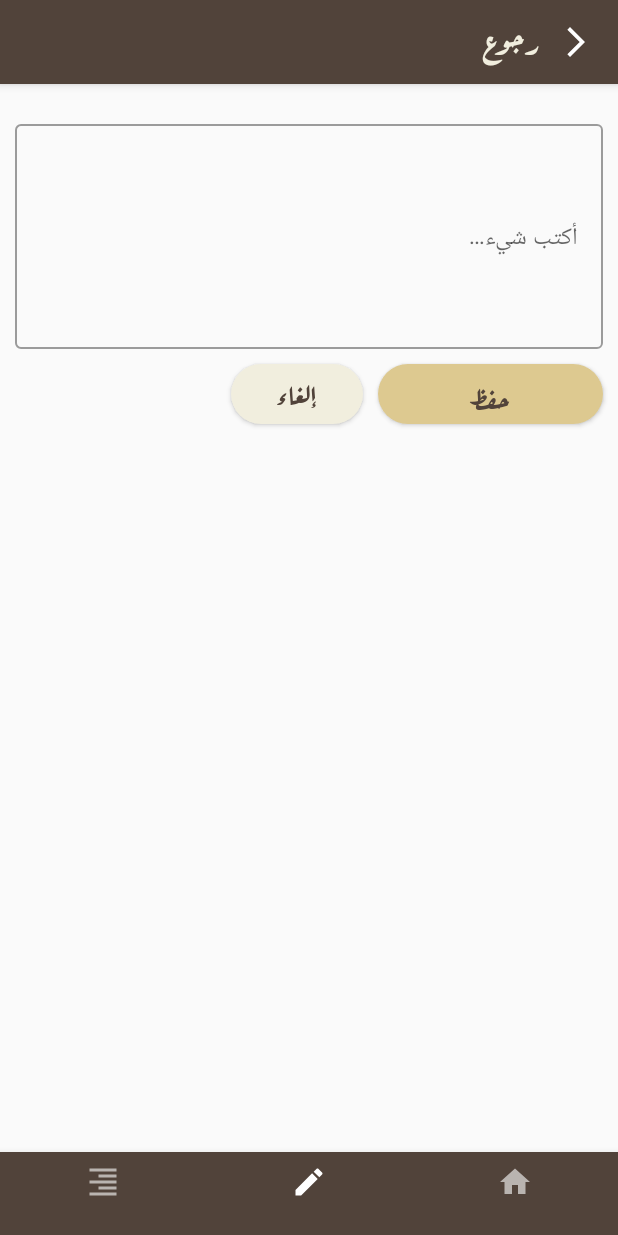
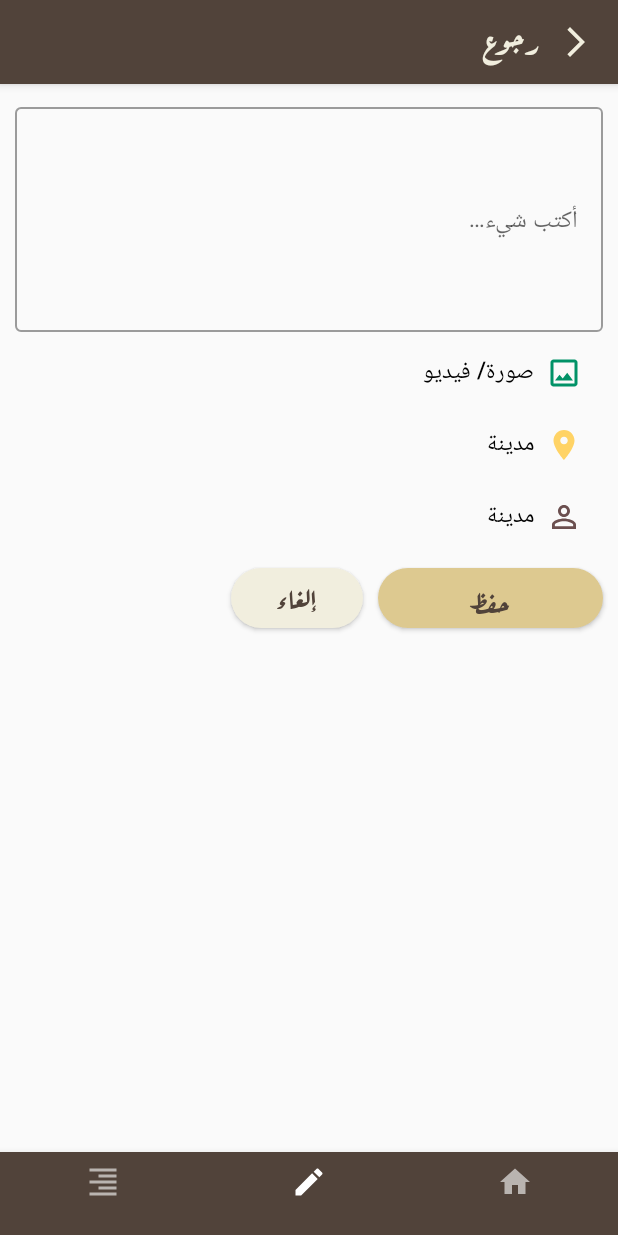
Before and after one commit to kchaou-fakhri/maddina, an Android app: the screen it shows after launch once a user with an empty profile is signed in (HomeActivity), item 2 of the bottom bar chosen, on a phone screen of 412 x 824 dp. Run offline under Robolectric (Android 15) with nearby library versions, the phone set to English and light mode, and no system bars; our stand-ins replace Firebase (no records; nobody signed in at launch, a user with empty details on screens opened directly).

Commit message:
add model to insert images to post and overide back pressed button

```diff
--- a/app/build.gradle
+++ b/app/build.gradle
@@ -44,6 +44,8 @@ dependencies {
     implementation 'androidx.legacy:legacy-support-v4:1.0.0'
     implementation 'com.google.firebase:firebase-database-ktx:20.0.3'
     implementation 'com.google.firebase:firebase-auth-ktx:21.0.1'
+    implementation 'com.google.firebase:firebase-storage:19.1.1'
+    implementation 'com.google.firebase:firebase-storage-ktx:20.0.1'
     testImplementation 'junit:junit:4.13.2'
     androidTestImplementation 'androidx.test.ext:junit:1.1.3'
     androidTestImplementation 'androidx.test.espresso:espresso-core:3.4.0'
--- a/app/src/main/java/fakhri/kchaou/maddina/model/entity/Post.kt
+++ b/app/src/main/java/fakhri/kchaou/maddina/model/entity/Post.kt
@@ -1,4 +1,4 @@
 package fakhri.kchaou.maddina.model.entity
 
-data class Post( val userId : String, var text : String) {
+data class Post( val userId : String, var text : String, var media_url: String? = null) {
 }
--- a/app/src/main/java/fakhri/kchaou/maddina/view/auth/LoginFragment.kt
+++ b/app/src/main/java/fakhri/kchaou/maddina/view/auth/LoginFragment.kt
@@ -45,6 +45,8 @@ class LoginFragment : Fragment() {
 
 
             if(validEmail(email) == null && validPassword(password) == null){
+                binding.labelEmail.helperText = validEmail(email)
+                binding.labelPassword.helperText = validPassword(password)
                 var dialogView = LayoutInflater.from(requireContext()).inflate(R.layout.loading_alert, null)
                 val builder    = AlertDialog.Builder(requireContext())
                     .setView(dialogView)
--- /dev/null
+++ b/app/src/main/res/drawable/ic_person.xml
@@ -0,0 +1,10 @@
+<vector xmlns:android="http://schemas.android.com/apk/res/android"
+    android:width="24dp"
+    android:height="24dp"
+    android:viewportWidth="24"
+    android:viewportHeight="24"
+    android:tint="?attr/colorControlNormal">
+  <path
+      android:fillColor="@android:color/white"
+      android:pathData="M12,5.9c1.16,0 2.1,0.94 2.1,2.1s-0.94,2.1 -2.1,2.1S9.9,9.16 9.9,8s0.94,-2.1 2.1,-2.1m0,9c2.97,0 6.1,1.46 6.1,2.1v1.1L5.9,18.1L5.9,17c0,-0.64 3.13,-2.1 6.1,-2.1M12,4C9.79,4 8,5.79 8,8s1.79,4 4,4 4,-1.79 4,-4 -1.79,-4 -4,-4zM12,13c-2.67,0 -8,1.34 -8,4v3h16v-3c0,-2.66 -5.33,-4 -8,-4z"/>
+</vector>
--- /dev/null
+++ b/app/src/main/res/drawable/ic_photo.xml
@@ -0,0 +1,10 @@
+<vector xmlns:android="http://schemas.android.com/apk/res/android"
+    android:width="24dp"
+    android:height="24dp"
+    android:viewportWidth="24"
+    android:viewportHeight="24"
+    android:tint="?attr/colorControlNormal">
+  <path
+      android:fillColor="@android:color/white"
+      android:pathData="M19,5v14L5,19L5,5h14m0,-2L5,3c-1.1,0 -2,0.9 -2,2v14c0,1.1 0.9,2 2,2h14c1.1,0 2,-0.9 2,-2L21,5c0,-1.1 -0.9,-2 -2,-2zM14.14,11.86l-3,3.87L9,13.14 6,17h12l-3.86,-5.14z"/>
+</vector>
--- a/app/src/main/res/layout/fragment_create_post.xml
+++ b/app/src/main/res/layout/fragment_create_post.xml
@@ -36,10 +36,11 @@
                 android:layout_width="110dp"
                 android:layout_height="wrap_content"
                 android:fontFamily="@font/arefruqaa"
-                android:text="رجوع"
+                android:text="@string/back"
                 android:textColor="@color/yellow_color"
-                android:textSize="20dp"
+                android:textSize="20sp"
                 app:icon="@drawable/ic_forward"
+                app:iconTint="@color/yellow_color"
                 app:iconGravity="end"
                 app:layout_constraintBottom_toBottomOf="parent"
                 app:layout_constraintEnd_toEndOf="@+id/toolbar"
@@ -59,42 +60,42 @@
         android:layout_width="match_parent"
         android:layout_height="wrap_content"
         android:layout_margin="10dp"
+        android:layout_marginTop="32dp"
+        android:hint="@string/write_samthing"
         app:helperText=""
         app:helperTextTextColor="@color/error_color"
-        android:layout_marginTop="32dp"
-        android:hint="أكتب شيء…"
         app:layout_constraintBottom_toBottomOf="parent"
         app:layout_constraintEnd_toEndOf="parent"
-        app:layout_constraintHorizontal_bias="0.0"
+        app:layout_constraintHorizontal_bias="1.0"
         app:layout_constraintStart_toStartOf="parent"
         app:layout_constraintTop_toBottomOf="@+id/appBarLayout2"
-        app:layout_constraintVertical_bias="0.181">
+        app:layout_constraintVertical_bias="0.0">
 
         <com.google.android.material.textfield.TextInputEditText
             android:id="@+id/post_text"
             android:layout_width="match_parent"
             android:layout_height="150dp" />
 
+
     </com.google.android.material.textfield.TextInputLayout>
 
     <Button
-        android:layout_margin="10dp"
         android:id="@+id/btn_create"
         android:layout_width="150dp"
         android:layout_height="40dp"
-        android:layout_marginStart="2dp"
-        android:layout_marginTop="8dp"
+        android:layout_margin="10dp"
 
+        android:layout_marginEnd="8dp"
         android:background="@drawable/shape_bkg"
         android:fontFamily="@font/arefruqaa"
-        android:text="حفظ"
+        android:text="@string/save"
         android:textColor="@color/primary_color"
-        android:textSize="18dp"
 
+        android:textSize="18sp"
         app:layout_constraintBottom_toBottomOf="parent"
         app:layout_constraintEnd_toEndOf="parent"
-        app:layout_constraintTop_toBottomOf="@+id/post_text_label"
-        app:layout_constraintVertical_bias="0.075" />
+        app:layout_constraintTop_toBottomOf="@+id/add_persone"
+        app:layout_constraintVertical_bias="0.0" />
 
     <Button
         android:id="@+id/cancel"
@@ -104,10 +105,10 @@
         android:background="@drawable/shape_bkg"
         android:backgroundTint="@color/yellow_color"
         android:fontFamily="@font/arefruqaa"
-        android:text="إلغاء"
+        android:text="@string/cancel"
         android:textColor="@color/primary_color"
 
-        android:textSize="18dp"
+        android:textSize="18sp"
         app:layout_constraintBottom_toBottomOf="@+id/btn_create"
         app:layout_constraintEnd_toStartOf="@+id/btn_create"
         app:layout_constraintHorizontal_bias="1.0"
@@ -115,7 +116,69 @@
         app:layout_constraintTop_toTopOf="@+id/btn_create"
         app:layout_constraintVertical_bias="0.0" />
 
+    <com.google.android.material.button.MaterialButton
+        android:id="@+id/add_image_viedo"
+        style="@style/Widget.AppCompat.Button.Borderless"
+        android:layout_width="wrap_content"
+        android:layout_height="wrap_content"
+        android:layout_gravity="right"
+        android:layout_marginTop="3dp"
+        android:layout_weight="1"
+        android:text="@string/image_video"
+        android:textColor="@color/black"
+        android:textSize="15sp"
+        app:icon="@drawable/ic_photo"
+        app:iconGravity="end"
+        app:iconTint="@color/green_color"
+        app:layout_constraintBottom_toTopOf="@+id/add_place"
+        app:layout_constraintEnd_toEndOf="parent"
+        app:layout_constraintHorizontal_bias="0.971"
+        app:layout_constraintStart_toStartOf="parent"
+        app:layout_constraintTop_toBottomOf="@+id/post_text_label"
+        app:layout_constraintVertical_bias="0.0"
+        tools:ignore="RtlHardcoded" />
 
+    <com.google.android.material.button.MaterialButton
+        android:id="@+id/add_place"
+        style="@style/Widget.AppCompat.Button.Borderless"
+        android:layout_width="wrap_content"
+        android:layout_height="wrap_content"
+        android:layout_gravity="right"
+        android:layout_marginBottom="408dp"
+        android:layout_weight="1"
+        android:text="مدينة"
+        android:textColor="@color/black"
+
+        android:textSize="15sp"
+        app:icon="@drawable/ic_places"
+        app:iconGravity="end"
+        app:iconTint="#FFD365"
+        app:layout_constraintBottom_toBottomOf="parent"
+        app:layout_constraintEnd_toEndOf="parent"
+        app:layout_constraintHorizontal_bias="0.974"
+        app:layout_constraintStart_toStartOf="parent"
+        tools:ignore="RtlHardcoded" />
+
+    <com.google.android.material.button.MaterialButton
+        android:id="@+id/add_persone"
+        style="@style/Widget.AppCompat.Button.Borderless"
+        android:layout_width="wrap_content"
+        android:layout_height="wrap_content"
+        android:layout_gravity="right"
+        android:layout_weight="1"
+        android:text="مدينة"
+        android:textColor="@color/black"
+
+        android:textSize="15sp"
+        app:icon="@drawable/ic_person"
+        app:iconGravity="end"
+        app:iconTint="#6B4F4F"
+
+        app:layout_constraintEnd_toEndOf="parent"
+        app:layout_constraintHorizontal_bias="0.974"
+        app:layout_constraintStart_toStartOf="parent"
+        app:layout_constraintTop_toBottomOf="@+id/add_place"
+        tools:ignore="RtlHardcoded" />
 
 
 </androidx.constraintlayout.widget.ConstraintLayout>
--- a/app/src/main/res/values/colors.xml
+++ b/app/src/main/res/values/colors.xml
@@ -12,4 +12,5 @@
     <color name="second_color">#DEC395</color>
     <color name="yellow_color">#f1eede</color>
     <color name="error_color">#F44336</color>
+    <color name="green_color">#019267</color>
 </resources>
--- a/app/src/main/res/values/strings.xml
+++ b/app/src/main/res/values/strings.xml
@@ -1,5 +1,5 @@
 <resources>
-    <string name="app_name">login</string>
+    <string name="app_name">المدينة</string>
     <!-- TODO: Remove or change this placeholder text -->
     <string name="hello_blank_fragment">Hello blank fragment</string>
     <string name="app_label">المدينة</string>
@@ -9,6 +9,11 @@
     <string name="music">Music</string>
     <string name="home">Home</string>
     <string name="news">News</string>
+    <string name="back">رجوع</string>
+    <string name="write_samthing">أكتب شيء…</string>
+    <string name="save">حفظ</string>
+    <string name="cancel">إلغاء</string>
+    <string name="image_video">صورة/ فيديو</string>
 
     <string-array name="sex">
         <item name="men">رجل</item>
```
Also changed, not shown: app/src/main/java/fakhri/kchaou/maddina/model/repository/PostRepository.kt (+41 -3 lines), app/src/main/java/fakhri/kchaou/maddina/view/post/CreatePostFragment.kt (+30 -6 lines), app/src/main/java/fakhri/kchaou/maddina/viewmodel/PostVM.kt (+3 -26 lines).
